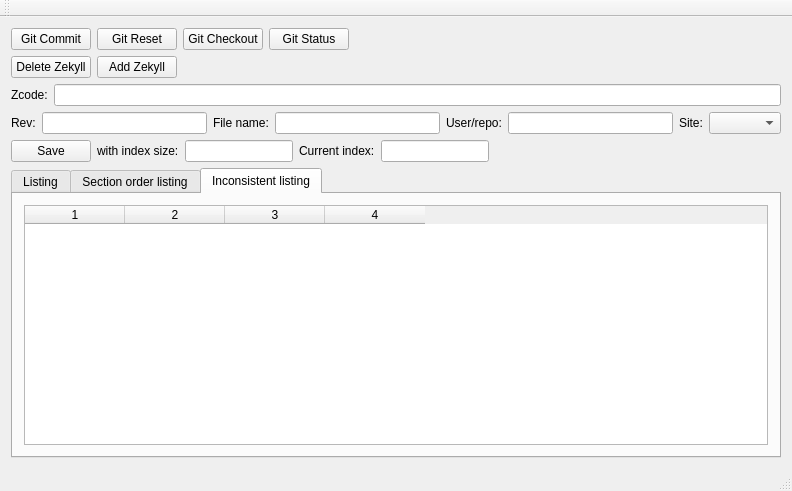
This is mainwindow.ui in NorthIsMirror/QtZekyllManager as Qt 5 draws it before an edit. The edited form follows.
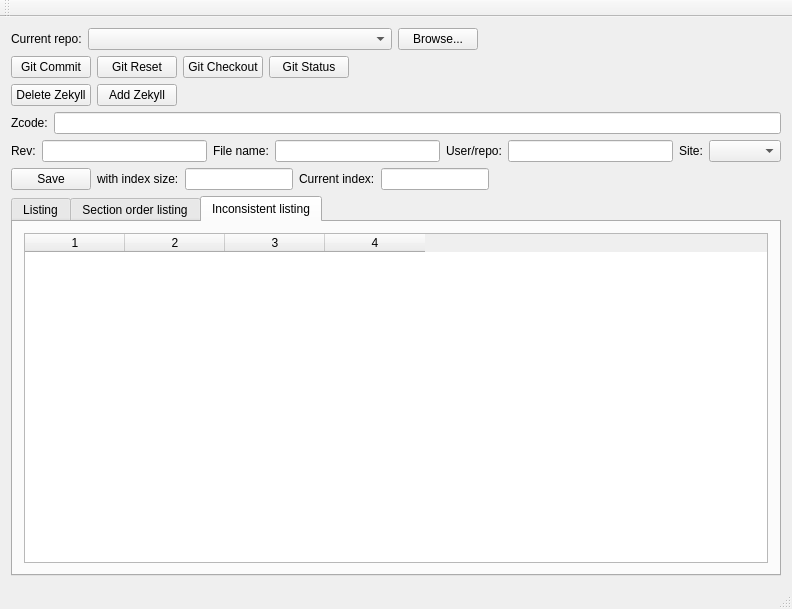
This is the edited form.

Commit message: File browsing to select current repository

Diff of the .ui file:
```diff
--- a/mainwindow.ui
+++ b/mainwindow.ui
@@ -7,14 +7,55 @@
     <x>0</x>
     <y>0</y>
     <width>792</width>
-    <height>491</height>
+    <height>609</height>
    </rect>
   </property>
   <property name="windowTitle">
    <string>MainWindow</string>
   </property>
   <widget class="QWidget" name="centralWidget">
-   <layout class="QVBoxLayout" name="verticalLayout_3">
+   <layout class="QVBoxLayout" name="verticalLayout">
+    <item>
+     <layout class="QHBoxLayout" name="horizontalLayout">
+      <item>
+       <widget class="QLabel" name="curRepoLabel">
+        <property name="text">
+         <string>Current repo:</string>
+        </property>
+       </widget>
+      </item>
+      <item>
+       <widget class="QComboBox" name="curRepoCombo">
+        <property name="sizePolicy">
+         <sizepolicy hsizetype="Expanding" vsizetype="Fixed">
+          <horstretch>0</horstretch>
+          <verstretch>0</verstretch>
+         </sizepolicy>
+        </property>
+       </widget>
+      </item>
+      <item>
+       <widget class="QPushButton" name="curRepoButton">
+        <property name="text">
+         <string>Browse...</string>
+        </property>
+       </widget>
+      </item>
+      <item>
+       <spacer name="horizontalSpacer_3">
+        <property name="orientation">
+         <enum>Qt::Horizontal</enum>
+        </property>
+        <property name="sizeHint" stdset="0">
+         <size>
+          <width>40</width>
+          <height>20</height>
+         </size>
+        </property>
+       </spacer>
+      </item>
+     </layout>
+    </item>
     <item>
      <layout class="QHBoxLayout" name="horizontalLayout_9">
       <item>
```
Left out of the diff: 22 changed lines with no effect on the pictures. The commit also changes 5 other files.
